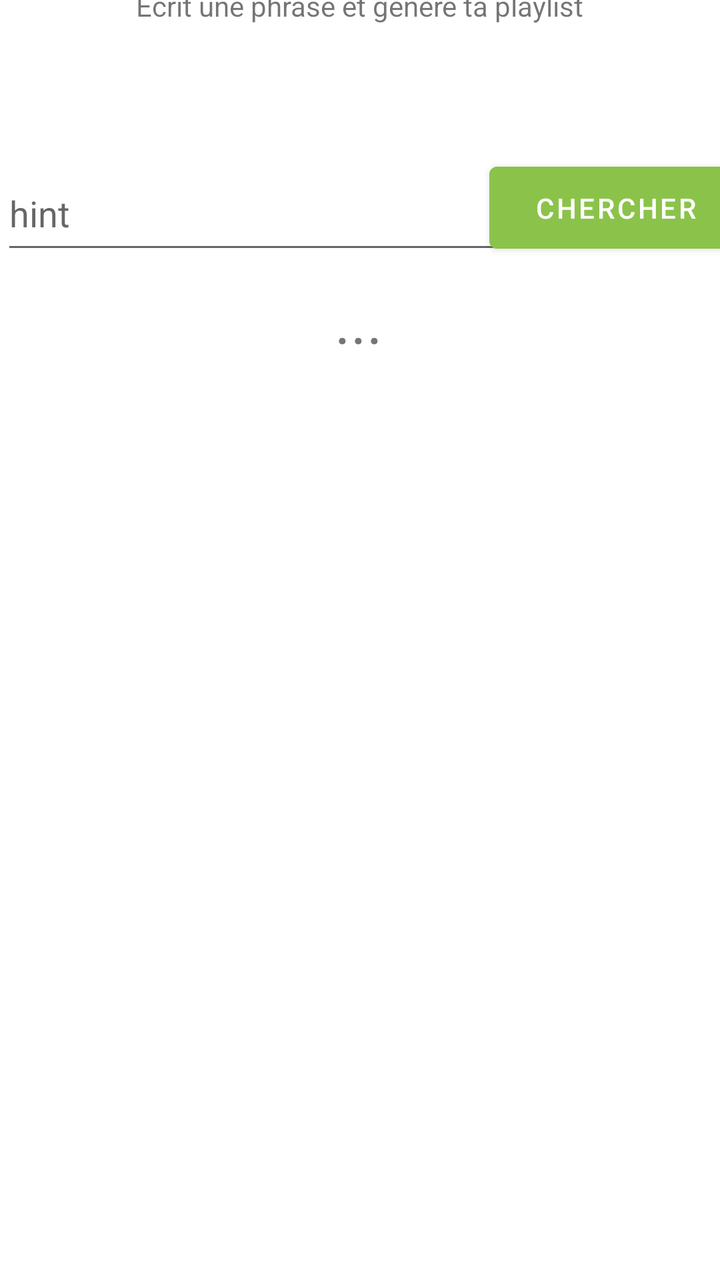
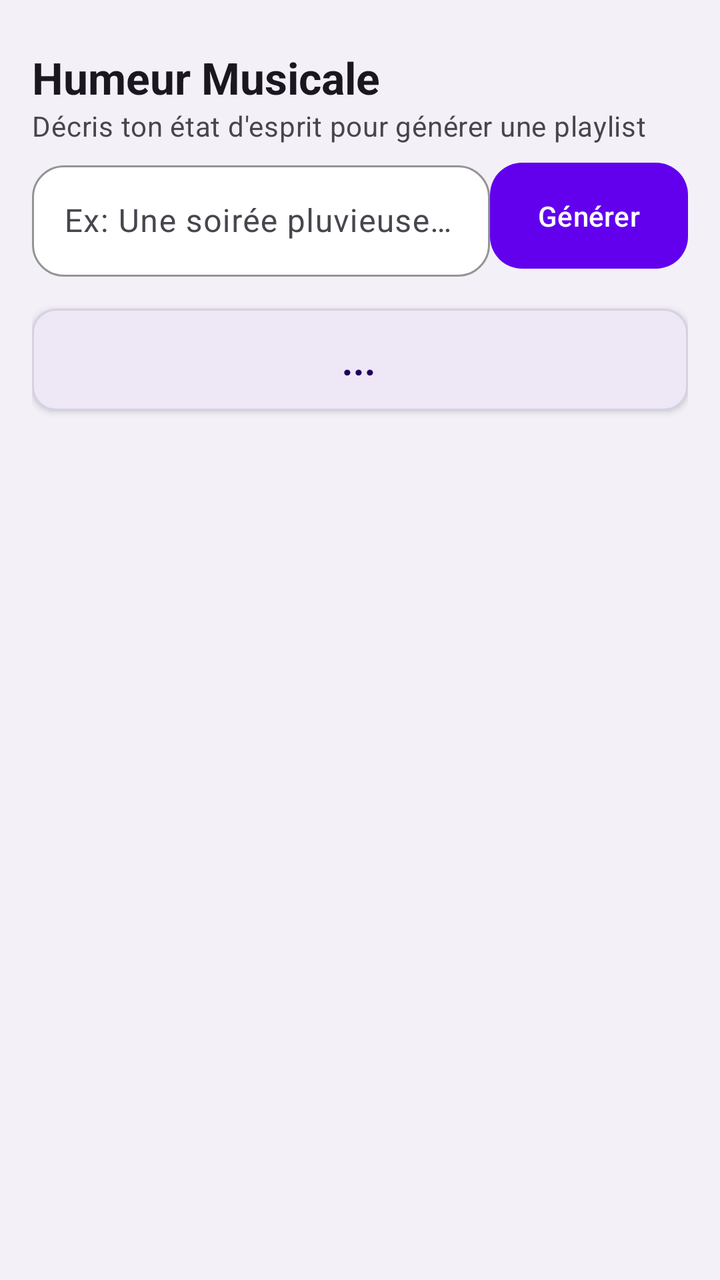

Compare the two renders of this Android layout. The source of the first and the diff that turns it into the second are given below.
<!-- AndroidManifest.xml: application theme Theme.Artishow -->
<!-- res/layout/fragment_slideshow.xml -->
<?xml version="1.0" encoding="utf-8"?>
<androidx.constraintlayout.widget.ConstraintLayout xmlns:android="http://schemas.android.com/apk/res/android"
    xmlns:app="http://schemas.android.com/apk/res-auto"
    xmlns:tools="http://schemas.android.com/tools"
    android:layout_width="match_parent"
    android:layout_height="match_parent"
    tools:context=".ui.slideshow.SlideshowFragment">

    <TextView
        android:id="@+id/textView3"
        android:layout_width="wrap_content"
        android:layout_height="wrap_content"
        android:layout_marginBottom="66dp"
        android:text="Ecrit une phrase et génère ta playlist"
        app:layout_constraintBottom_toTopOf="@+id/phraseInput"
        app:layout_constraintEnd_toEndOf="parent"
        app:layout_constraintStart_toStartOf="parent"
        app:layout_constraintTop_toTopOf="parent"
        app:layout_constraintVertical_bias="1.0" />

    <com.google.android.material.textfield.TextInputEditText
        android:id="@+id/phraseInput"
        android:layout_width="255dp"
        android:layout_height="54dp"
        android:hint="hint"
        app:layout_constraintBottom_toBottomOf="parent"
        app:layout_constraintEnd_toEndOf="parent"
        app:layout_constraintHorizontal_bias="0.006"
        app:layout_constraintStart_toStartOf="parent"
        app:layout_constraintTop_toTopOf="parent"
        app:layout_constraintVertical_bias="0.133" />

    <Button
        android:id="@+id/searchButton2"
        android:layout_width="127dp"
        android:layout_height="53dp"
        android:layout_marginEnd="16dp"
        android:backgroundTint="#8BC34A"
        android:text="Chercher"
        app:layout_constraintBottom_toBottomOf="parent"
        app:layout_constraintEnd_toEndOf="parent"
        app:layout_constraintHorizontal_bias="0.285"
        app:layout_constraintStart_toEndOf="@+id/phraseInput"
        app:layout_constraintTop_toTopOf="parent"
        app:layout_constraintVertical_bias="0.132" />

    <androidx.recyclerview.widget.RecyclerView
        android:id="@+id/recyclerMoodPhrase"
        android:layout_width="409dp"
        android:layout_height="647dp"
        android:layout_marginTop="24dp"
        app:layout_constraintBottom_toBottomOf="parent"
        app:layout_constraintEnd_toEndOf="parent"
        app:layout_constraintStart_toStartOf="parent"
        app:layout_constraintTop_toBottomOf="@+id/textMoodPhraseResult" />

    <TextView
        android:id="@+id/textMoodPhraseResult"
        android:layout_width="wrap_content"
        android:layout_height="wrap_content"
        android:layout_marginTop="8dp"
        android:text="..."
        android:textSize="30dp"
        app:layout_constraintEnd_toEndOf="parent"
        app:layout_constraintHorizontal_bias="0.498"
        app:layout_constraintStart_toStartOf="parent"
        app:layout_constraintTop_toBottomOf="@+id/phraseInput" />
</androidx.constraintlayout.widget.ConstraintLayout>
<!-- resources referenced by this layout -->
<resources>
  <style name="Theme.Artishow" parent="Theme.MaterialComponents.DayNight.DarkActionBar">
          
          <item name="colorPrimary">@color/purple_500</item>
          <item name="colorPrimaryVariant">@color/purple_700</item>
          <item name="colorOnPrimary">@color/white</item>
          
          <item name="colorSecondary">@color/teal_200</item>
          <item name="colorSecondaryVariant">@color/teal_700</item>
          <item name="colorOnSecondary">@color/black</item>
          
          <item name="android:statusBarColor">?attr/colorPrimaryVariant</item>
          
      </style>
  <color name="purple_500">#FF6200EE</color>
  <color name="purple_700">#FF3700B3</color>
  <color name="white">#FFFFFFFF</color>
  <color name="teal_200">#FF03DAC5</color>
  <color name="teal_700">#FF018786</color>
  <color name="black">#FF000000</color>
</resources>

<!-- the commit's change to res/layout/fragment_slideshow.xml (unified diff, before → after) -->
@@ -1,68 +1,112 @@
 <?xml version="1.0" encoding="utf-8"?>
-<androidx.constraintlayout.widget.ConstraintLayout xmlns:android="http://schemas.android.com/apk/res/android"
+<androidx.constraintlayout.widget.ConstraintLayout
+    xmlns:android="http://schemas.android.com/apk/res/android"
     xmlns:app="http://schemas.android.com/apk/res-auto"
     xmlns:tools="http://schemas.android.com/tools"
     android:layout_width="match_parent"
     android:layout_height="match_parent"
+    android:background="?android:attr/windowBackground"
+    android:padding="16dp"
     tools:context=".ui.slideshow.SlideshowFragment">
 
     <TextView
         android:id="@+id/textView3"
         android:layout_width="wrap_content"
         android:layout_height="wrap_content"
-        android:layout_marginBottom="66dp"
-        android:text="Ecrit une phrase et génère ta playlist"
-        app:layout_constraintBottom_toTopOf="@+id/phraseInput"
+        android:layout_marginTop="8dp"
+        android:text="Humeur Musicale"
+        android:textAppearance="@style/TextAppearance.Material3.TitleLarge"
+        android:textColor="?attr/colorOnSurface"
+        android:textStyle="bold"
+        app:layout_constraintStart_toStartOf="parent"
+        app:layout_constraintTop_toTopOf="parent" />
+
+    <TextView
+        android:layout_width="0dp"
+        android:layout_height="wrap_content"
+        android:text="Décris ton état d'esprit pour générer une playlist"
+        android:textAppearance="@style/TextAppearance.Material3.BodyMedium"
+        android:textColor="?attr/colorOnSurfaceVariant"
         app:layout_constraintEnd_toEndOf="parent"
         app:layout_constraintStart_toStartOf="parent"
-        app:layout_constraintTop_toTopOf="parent"
-        app:layout_constraintVertical_bias="1.0" />
+        app:layout_constraintTop_toBottomOf="@id/textView3" />
 
-    <com.google.android.material.textfield.TextInputEditText
-        android:id="@+id/phraseInput"
-        android:layout_width="255dp"
-        android:layout_height="54dp"
-        android:hint="hint"
-        app:layout_constraintBottom_toBottomOf="parent"
+    <com.google.android.material.textfield.TextInputLayout
+        android:id="@+id/textInputLayout"
+        style="@style/Widget.Material3.TextInputLayout.OutlinedBox"
+        android:layout_width="0dp"
+        android:layout_height="wrap_content"
+        android:layout_marginTop="24dp"
+        android:hint="Ex: Une soirée pluvieuse et calme..."
+        app:boxCornerRadiusBottomEnd="16dp"
+        app:boxCornerRadiusBottomStart="16dp"
+        app:boxCornerRadiusTopEnd="16dp"
+        app:boxCornerRadiusTopStart="16dp"
+        app:boxBackgroundColor="?attr/colorSurface"
+        app:boxStrokeColor="?attr/colorPrimary"
+        app:hintTextColor="?attr/colorPrimary"
+        app:layout_constraintEnd_toStartOf="@+id/searchButton2"
+        app:layout_constraintStart_toStartOf="parent"
+        app:layout_constraintTop_toBottomOf="@id/textView3">
+
+        <com.google.android.material.textfield.TextInputEditText
+            android:id="@+id/phraseInput"
+            android:layout_width="match_parent"
+            android:layout_height="wrap_content"
+            android:textColor="?attr/colorOnSurface"
+            android:textColorHint="?attr/colorOnSurfaceVariant"
+            android:inputType="textLongMessage" />
+    </com.google.android.material.textfield.TextInputLayout>
+
+    <com.google.android.material.button.MaterialButton
+        android:id="@+id/searchButton2"
+        style="@style/Widget.Material3.Button"
+        android:layout_width="wrap_content"
+        android:layout_height="0dp"
+        android:layout_marginStart="8dp"
+        android:text="Générer"
+        app:backgroundTint="?attr/colorPrimary"
+        android:textColor="?attr/colorOnPrimary"
+        app:cornerRadius="16dp"
+        app:layout_constraintBottom_toBottomOf="@+id/textInputLayout"
         app:layout_constraintEnd_toEndOf="parent"
-        app:layout_constraintHorizontal_bias="0.006"
-        app:layout_constraintStart_toStartOf="parent"
-        app:layout_constraintTop_toTopOf="parent"
-        app:layout_constraintVertical_bias="0.133" />
+        app:layout_constraintTop_toTopOf="@+id/textInputLayout" />
 
-    <Button
-        android:id="@+id/searchButton2"
-        android:layout_width="127dp"
-        android:layout_height="53dp"
-        android:layout_marginEnd="16dp"
-        android:backgroundTint="#8BC34A"
-        android:text="Chercher"
-        app:layout_constraintBottom_toBottomOf="parent"
-        app:layout_constraintEnd_toEndOf="parent"
-        app:layout_constraintHorizontal_bias="0.285"
-        app:layout_constraintStart_toEndOf="@+id/phraseInput"
-        app:layout_constraintTop_toTopOf="parent"
-        app:layout_constraintVertical_bias="0.132" />
+    <com.google.android.material.card.MaterialCardView
+        android:id="@+id/moodResultCard"
+        android:layout_width="match_parent"
+        android:layout_height="wrap_content"
+        android:layout_marginTop="16dp"
+        app:cardBackgroundColor="?attr/colorPrimaryContainer"
+        app:cardCornerRadius="12dp"
+        app:cardElevation="2dp"
+        app:strokeWidth="1dp"
+        app:strokeColor="?attr/colorOutline"
+        app:layout_constraintTop_toBottomOf="@id/textInputLayout">
+
+        <TextView
+            android:id="@+id/textMoodPhraseResult"
+            android:layout_width="match_parent"
+            android:layout_height="wrap_content"
+            android:gravity="center"
+            android:padding="12dp"
+            android:text="..."
+            android:textColor="?attr/colorOnPrimaryContainer"
+            android:textSize="20sp"
+            android:textStyle="italic|bold" />
+    </com.google.android.material.card.MaterialCardView>
 
     <androidx.recyclerview.widget.RecyclerView
         android:id="@+id/recyclerMoodPhrase"
-        android:layout_width="409dp"
-        android:layout_height="647dp"
-        android:layout_marginTop="24dp"
+        android:layout_width="0dp"
+        android:layout_height="0dp"
+        android:layout_marginTop="16dp"
+        android:clipToPadding="false"
+        android:paddingBottom="80dp"
         app:layout_constraintBottom_toBottomOf="parent"
         app:layout_constraintEnd_toEndOf="parent"
         app:layout_constraintStart_toStartOf="parent"
-        app:layout_constraintTop_toBottomOf="@+id/textMoodPhraseResult" />
+        app:layout_constraintTop_toBottomOf="@+id/moodResultCard"
+        tools:listitem="@android:layout/simple_list_item_1" />
 
-    <TextView
-        android:id="@+id/textMoodPhraseResult"
-        android:layout_width="wrap_content"
-        android:layout_height="wrap_content"
-        android:layout_marginTop="8dp"
-        android:text="..."
-        android:textSize="30dp"
-        app:layout_constraintEnd_toEndOf="parent"
-        app:layout_constraintHorizontal_bias="0.498"
-        app:layout_constraintStart_toStartOf="parent"
-        app:layout_constraintTop_toBottomOf="@+id/phraseInput" />
 </androidx.constraintlayout.widget.ConstraintLayout>
<!-- resource entries referenced after the edit -->
@@ -1,23 +1,42 @@
 <!-- resources referenced by this layout -->
 <resources>
-  <style name="Theme.Artishow" parent="Theme.MaterialComponents.DayNight.DarkActionBar">
+  <style name="Theme.Artishow" parent="Theme.Material3.DayNight.NoActionBar">
           
-          <item name="colorPrimary">@color/purple_500</item>
-          <item name="colorPrimaryVariant">@color/purple_700</item>
-          <item name="colorOnPrimary">@color/white</item>
+          <item name="colorPrimary">#6200EE</item>
+          <item name="colorOnPrimary">#FFFFFF</item>
+          <item name="colorPrimaryContainer">#EDE7F6</item>
+          <item name="colorOnPrimaryContainer">#21005D</item>
+  
           
-          <item name="colorSecondary">@color/teal_200</item>
-          <item name="colorSecondaryVariant">@color/teal_700</item>
-          <item name="colorOnSecondary">@color/black</item>
+          <item name="colorSecondary">#00897B</item>
+          <item name="colorOnSecondary">#FFFFFF</item>
+          <item name="colorSecondaryContainer">#E0F2F1</item>
+          <item name="colorOnSecondaryContainer">#004D40</item>
+  
           
-          <item name="android:statusBarColor">?attr/colorPrimaryVariant</item>
+          <item name="colorTertiary">#7B1FA2</item>
+          <item name="colorOnTertiary">#FFFFFF</item>
+          <item name="colorTertiaryContainer">#F3E5F5</item>
+          <item name="colorOnTertiaryContainer">#4A148C</item>
+  
           
+          <item name="android:windowBackground">#F3F1F7</item>
+          <item name="colorSurface">#FFFFFF</item>
+          <item name="colorOnSurface">#1A1721</item>
+          <item name="colorSurfaceVariant">#E9E3F0</item>
+          <item name="colorOnSurfaceVariant">#49454E</item>
+          <item name="colorOutline">#D7D0E0</item>
+          <item name="colorOutlineVariant">#E8E2EE</item>
+  
+          
+          <item name="android:statusBarColor">#6200EE</item>
+          <item name="android:windowLightStatusBar">false</item>
+          <item name="toolbarStyle">@style/Widget.Artishow.Toolbar</item>
       </style>
-  <color name="purple_500">#FF6200EE</color>
-  <color name="purple_700">#FF3700B3</color>
-  <color name="white">#FFFFFFFF</color>
-  <color name="teal_200">#FF03DAC5</color>
-  <color name="teal_700">#FF018786</color>
-  <color name="black">#FF000000</color>
+  <style name="Widget.Artishow.Toolbar" parent="Widget.Material3.Toolbar">
+          <item name="android:background">?attr/colorPrimary</item>
+          <item name="titleTextColor">#FFFFFF</item>
+          <item name="navigationIconTint">#FFFFFF</item>
+      </style>
 </resources>
 
